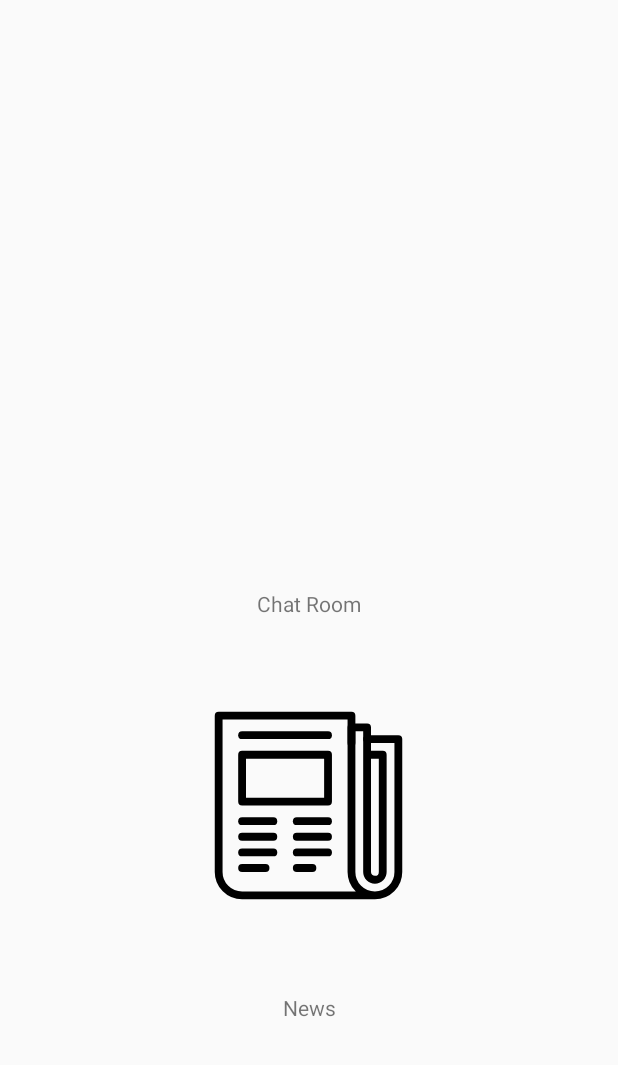
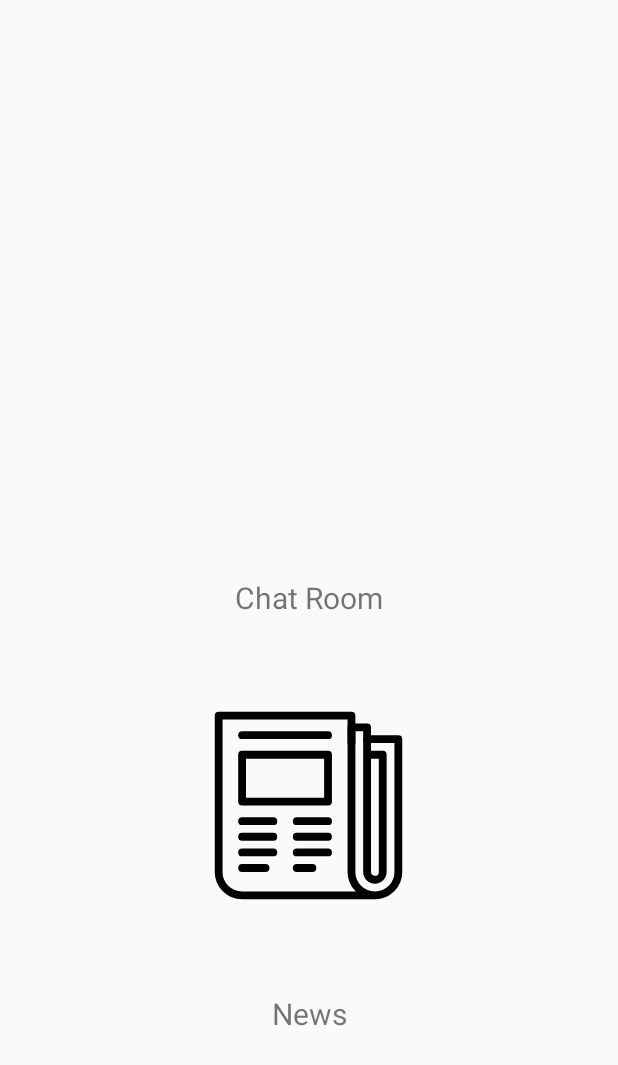
Before and after one commit to Jaxon1517/FinalProject, an Android app: the Main2Activity screen opened directly, with no data from a screen before it, on a phone screen of 412 x 824 dp. Shown: the top 1065 px of the screen. Run offline under Robolectric (Android 15) with nearby library versions, the phone set to English and light mode, and no system bars.

Commit message:
skills and looks

```diff
--- a/app/src/main/res/layout/activity_main2.xml
+++ b/app/src/main/res/layout/activity_main2.xml
@@ -23,6 +23,7 @@
         android:layout_width="match_parent"
         android:layout_height="wrap_content"
         android:text="Chat Room"
+        android:textSize="20dp"
         android:gravity="center"/>
 
     <com.airbnb.lottie.LottieAnimationView
@@ -37,6 +38,7 @@
         android:layout_width="match_parent"
         android:layout_height="wrap_content"
         android:text="News"
-        android:gravity="center"/>
+        android:gravity="center"
+        android:textSize="20dp"/>
 
 </LinearLayout>
```
